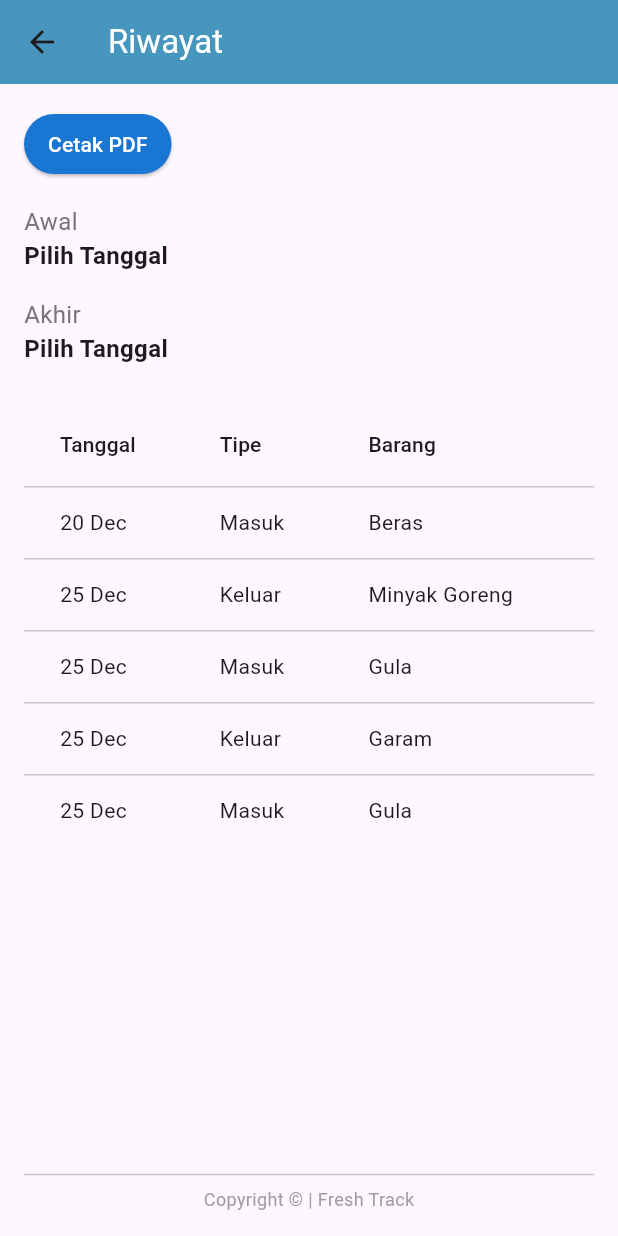
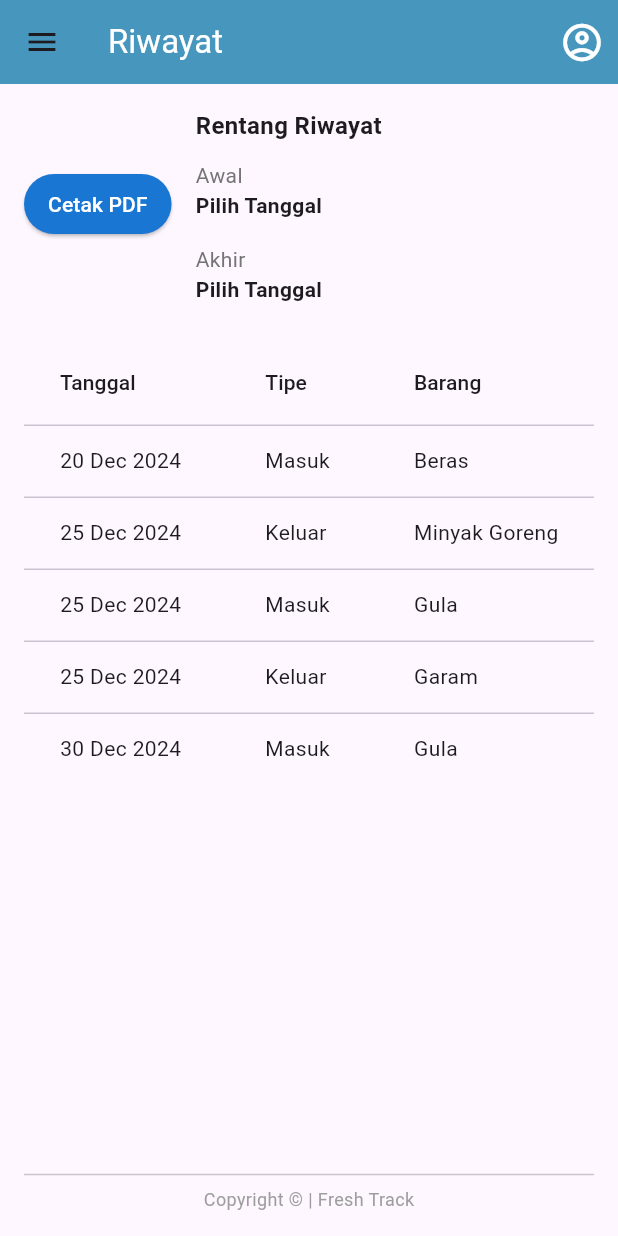
Before and after one commit to athalafk/freshtrack-mobile, a Flutter app: the HistoryPage screen opened directly, on a phone screen of 412 x 824 dp. Run offline on Flutter 3.47's test engine with Material 3 defaults, Android fonts, the phone set to English and light mode, and no system bars; our stand-ins replace google_fonts, shared_preferences; accounts and stored records are empty.

Commit message:
Mengubah tampilan history page

```diff
--- a/lib/pages/history.dart
+++ b/lib/pages/history.dart
@@ -4,6 +4,37 @@ import 'login.dart';
 import '../services/api_service.dart';
 import 'transaction.dart';
 import 'package:intl/intl.dart';
+
+void _showLogoutDialog(BuildContext context) {
+  showDialog(
+    context: context,
+    builder: (BuildContext context) {
+      return AlertDialog(
+        title: Text('Konfirmasi Logout'),
+        content: Text('Apakah Anda yakin ingin logout?'),
+        actions: <Widget>[
+          TextButton(
+            child: Text('Batal'),
+            onPressed: () {
+              Navigator.of(context).pop();
+            },
+          ),
+          TextButton(
+            child: Text('Logout', style: TextStyle(color: Colors.red)),
+            onPressed: () {
+              Navigator.of(context).pop();
+              // Lakukan proses logout di sini
+              Navigator.pushReplacement(
+                context,
+                MaterialPageRoute(builder: (context) => LoginPage()),
+              );
+            },
+          ),
+        ],
+      );
+    },
+  );
+}
 
 class HistoryPage extends StatefulWidget {
   final String? username;
@@ -16,32 +47,31 @@ class _HistoryPageState extends State<HistoryPage> {
   DateTime? _startDate;
   DateTime? _endDate;
   List<Map<String, dynamic>> _allTransactions = [
-    {'date': '20 Dec', 'type': 'Masuk', 'item': 'Beras', 'stock': '20', 'actor': 'admin'},
-    {'date': '25 Dec', 'type': 'Keluar', 'item': 'Minyak Goreng', 'stock': '35', 'actor': 'helmi'},
-    {'date': '25 Dec', 'type': 'Masuk', 'item': 'Gula', 'stock': '96', 'actor': 'athala'},
-    {'date': '25 Dec', 'type': 'Keluar', 'item': 'Garam', 'stock': '52', 'actor': 'bayu'},
-    {'date': '25 Dec', 'type': 'Masuk', 'item': 'Gula', 'stock': '180', 'actor': 'raihan'},
+    {'date': '20 Dec 2024', 'type': 'Masuk', 'item': 'Beras', 'stock': '20', 'actor': 'admin'},
+    {'date': '25 Dec 2024', 'type': 'Keluar', 'item': 'Minyak Goreng', 'stock': '35', 'actor': 'helmi'},
+    {'date': '25 Dec 2024', 'type': 'Masuk', 'item': 'Gula', 'stock': '96', 'actor': 'athala'},
+    {'date': '25 Dec 2024', 'type': 'Keluar', 'item': 'Garam', 'stock': '52', 'actor': 'bayu'},
+    {'date': '30 Dec 2024', 'type': 'Masuk', 'item': 'Gula', 'stock': '180', 'actor': 'raihan'},
   ];
 
   List<Map<String, dynamic>> get _filteredTransactions {
     if (_startDate == null && _endDate == null) return _allTransactions;
 
     return _allTransactions.where((transaction) {
-      final transactionDate = DateFormat('dd MMM').parse(transaction['date']);
-      final currentYear = DateTime.now().year;
-      final fullDate = DateTime(currentYear, transactionDate.month, transactionDate.day);
+      final transactionDate = DateFormat('dd MMM yyyy').parse(transaction['date']);
 
       if (_startDate != null && _endDate != null) {
-        return (fullDate.isAfter(_startDate!) || fullDate.isAtSameMomentAs(_startDate!)) &&
-            (fullDate.isBefore(_endDate!) || fullDate.isAtSameMomentAs(_endDate!));
+        return (transactionDate.isAfter(_startDate!) || transactionDate.isAtSameMomentAs(_startDate!)) &&
+            (transactionDate.isBefore(_endDate!) || transactionDate.isAtSameMomentAs(_endDate!));
       } else if (_startDate != null) {
-        return fullDate.isAfter(_startDate!) || fullDate.isAtSameMomentAs(_startDate!);
+        return transactionDate.isAfter(_startDate!) || transactionDate.isAtSameMomentAs(_startDate!);
       } else if (_endDate != null) {
-        return fullDate.isBefore(_endDate!) || fullDate.isAtSameMomentAs(_endDate!);
+        return transactionDate.isBefore(_endDate!) || transactionDate.isAtSameMomentAs(_endDate!);
       }
       return true;
     }).toList();
   }
+
 
   Future<void> _selectDate(BuildContext context, bool isStartDate) async {
     final DateTime? picked = await showDatePicker(
@@ -61,23 +91,114 @@ class _HistoryPageState extends State<HistoryPage> {
     }
   }
 
+
+
   @override
   Widget build(BuildContext context) {
     return Scaffold(
       appBar: AppBar(
         title: Text('Riwayat', style: TextStyle(color: Colors.white)),
         backgroundColor: Color(0xFF4796BD),
+          actions: [
+            IconButton(
+              icon: Stack(
+                children: [
+                  Icon(Icons.account_circle_outlined, color: Colors.white, size: 30),
+                ],
+              ),
+              onPressed: () {
+                showMenu(
+                  context: context,
+                  position: RelativeRect.fromLTRB(50, 70, 0, 0),
+                  items: [
+                    PopupMenuItem(
+                      child: Column(
+                        crossAxisAlignment: CrossAxisAlignment.start,
+                        children: [
+                          Text(
+                            widget.username ?? 'Pengguna',
+                            style: TextStyle(fontWeight: FontWeight.bold),
+                          ),
+                          Divider(),
+                        ],
+                      ),
+                    ),
+                    PopupMenuItem(
+                      child: Row(
+                        children: [
+                          Icon(Icons.logout, color: Colors.red),
+                          SizedBox(width: 8),
+                          Text('Logout'),
+                        ],
+                      ),
+                      onTap: () => _showLogoutDialog(context),
+                    ),
+                  ],
+                );
+              },
+            ),
+          ]
+      ),
+        drawer: Drawer(
+          child: ListView(
+            padding: EdgeInsets.zero,
+            children: [
+              DrawerHeader(
+                decoration: BoxDecoration(color: Color(0xFF4796BD)),
+                child: Text(
+                  "Menu",
+                  style: TextStyle(color: Colors.white, fontSize: 24),
+                ),
+              ),
+              ListTile(
+                leading: Icon(Icons.inventory),
+                title: Text("Inventori"),
+                onTap: () {
+                  Navigator.pop(context);
+                  Navigator.push(
+                    context,
+                    MaterialPageRoute(builder: (context) => HomePage(username: widget.username)),
+                  );
+                },
+              ),
+              ListTile(
+                leading: Icon(Icons.assignment_outlined),
+                title: Text("Transaksi"),
+                onTap: () {
+                  Navigator.pop(context);
+                  Navigator.push(
+                    context,
+                    MaterialPageRoute(builder: (context) => TransactionsPage(username: widget.username)),
+                  );
+                },
+              ),
+              ListTile(
+                leading: Icon(Icons.history),
+                title: Text("Riwayat"),
+                onTap: () {
+                  Navigator.pop(context);
+                  // Navigator.push(
+                  //   context,
+                  //   MaterialPageRoute(builder: (context) => HistoryPage()),
+                  // );
+                },
+              ),
+            ],
+          ),
         ),
       body: Padding(
         padding: EdgeInsets.all(16.0),
         child: Column(
           crossAxisAlignment: CrossAxisAlignment.start,
           children: [
-            // Header dengan Rentang Riwayat di kanan dan Cetak PDF di kiri
+            // Header dengan Cetak PDF dan Rentang Tanggal dalam satu Row
             Row(
-              mainAxisAlignment: MainAxisAlignment.spaceBetween,
+              crossAxisAlignment: CrossAxisAlignment.start,
               children: [
-                ElevatedButton(
+                // Tombol Cetak PDF
+                Padding(
+                  padding: const EdgeInsets.only(top: 40.0), // Tambahin top padding buat nurunin tombol
+                  child: ElevatedButton(
                     onPressed: () {
                       // Cetak PDF functionality
                     },
@@ -87,15 +208,23 @@ class _HistoryPageState extends State<HistoryPage> {
                     ),
                     child: Text('Cetak PDF', style: TextStyle(color: Colors.white)),
                   ),
-              ],
                 ),
-            SizedBox(height: 16),
 
-            // Date Picker Section
-            Column(
+                SizedBox(width: 16), // Jarak tombol ke fitur Rentang Riwayat
+
+                // Rentang Riwayat
+                Expanded(
+                  child: Column(
                     crossAxisAlignment: CrossAxisAlignment.start,
                     children: [
-                // Awal Date Picker
+                      Text(
+                        'Rentang Riwayat',
+                        style: TextStyle(
+                          fontSize: 16,
+                          fontWeight: FontWeight.bold,
+                        ),
+                      ),
+                      SizedBox(height: 12),
                       InkWell(
                         onTap: () => _selectDate(context, true),
                         child: Column(
@@ -103,26 +232,18 @@ class _HistoryPageState extends State<HistoryPage> {
                           children: [
                             Text(
                               'Awal',
-                        style: TextStyle(
-                          fontSize: 16,
-                          color: Colors.grey[600],
-                        ),
+                              style: TextStyle(fontSize: 14, color: Colors.grey[600]),
                             ),
                             Text(
                               _startDate != null
                                   ? DateFormat('dd MMM yyyy').format(_startDate!)
                                   : 'Pilih Tanggal',
-                        style: TextStyle(
-                          fontSize: 16,
-                          fontWeight: FontWeight.bold,
-                        ),
+                              style: TextStyle(fontSize: 14, fontWeight: FontWeight.bold),
                             ),
                           ],
                         ),
                       ),
                       SizedBox(height: 16),
-
-                // Akhir Date Picker
                       InkWell(
                         onTap: () => _selectDate(context, false),
                         child: Column(
@@ -130,18 +251,15 @@ class _HistoryPageState extends State<HistoryPage> {
                           children: [
                             Text(
                               'Akhir',
-                        style: TextStyle(
-                          fontSize: 16,
-                          color: Colors.grey[600],
-                        ),
+                              style: TextStyle(fontSize: 14, color: Colors.grey[600]),
                             ),
                             Text(
                               _endDate != null
                                   ? DateFormat('dd MMM yyyy').format(_endDate!)
                                   : 'Pilih Tanggal',
-                        style: TextStyle(
-                          fontSize: 16,
-                          fontWeight: FontWeight.bold,
+                              style: TextStyle(fontSize: 14, fontWeight: FontWeight.bold),
+                            ),
+                          ],
                         ),
                       ),
                     ],
@@ -149,6 +267,8 @@ class _HistoryPageState extends State<HistoryPage> {
                 ),
               ],
             ),
+
+
             SizedBox(height: 24),
 
             // Data Table
```
Lines whose indentation alone changed are shown as unchanged.
